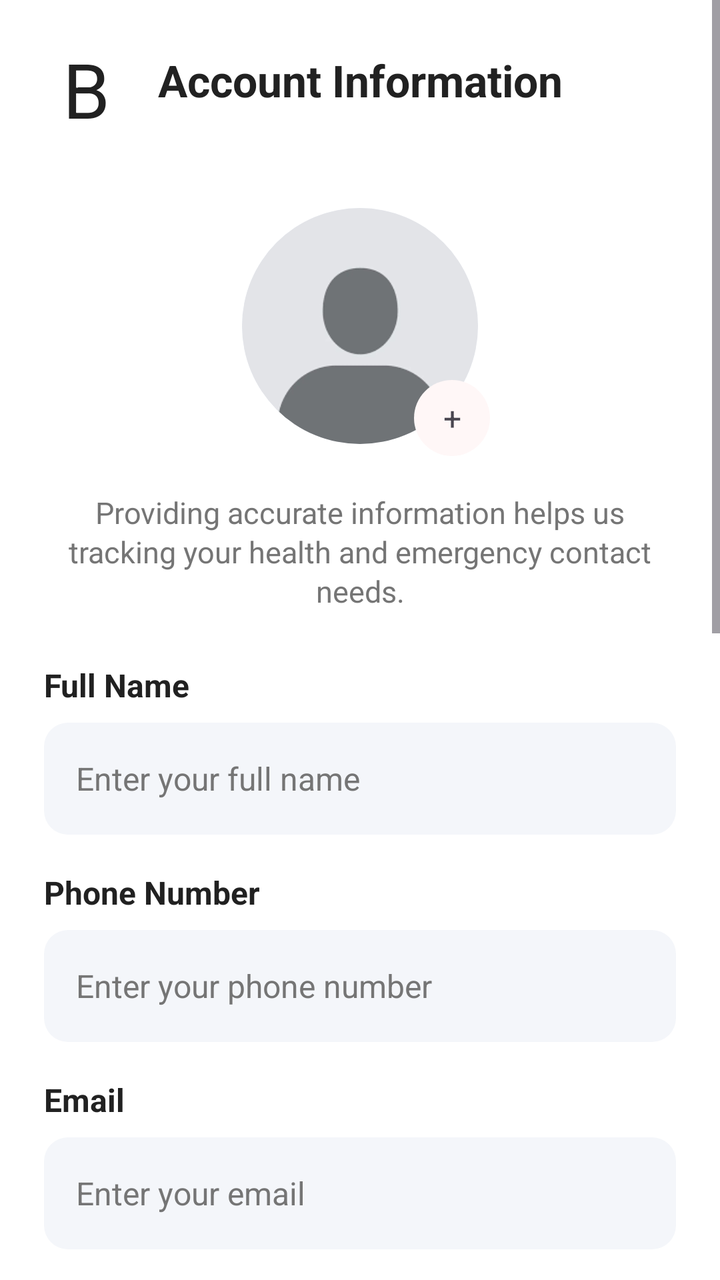
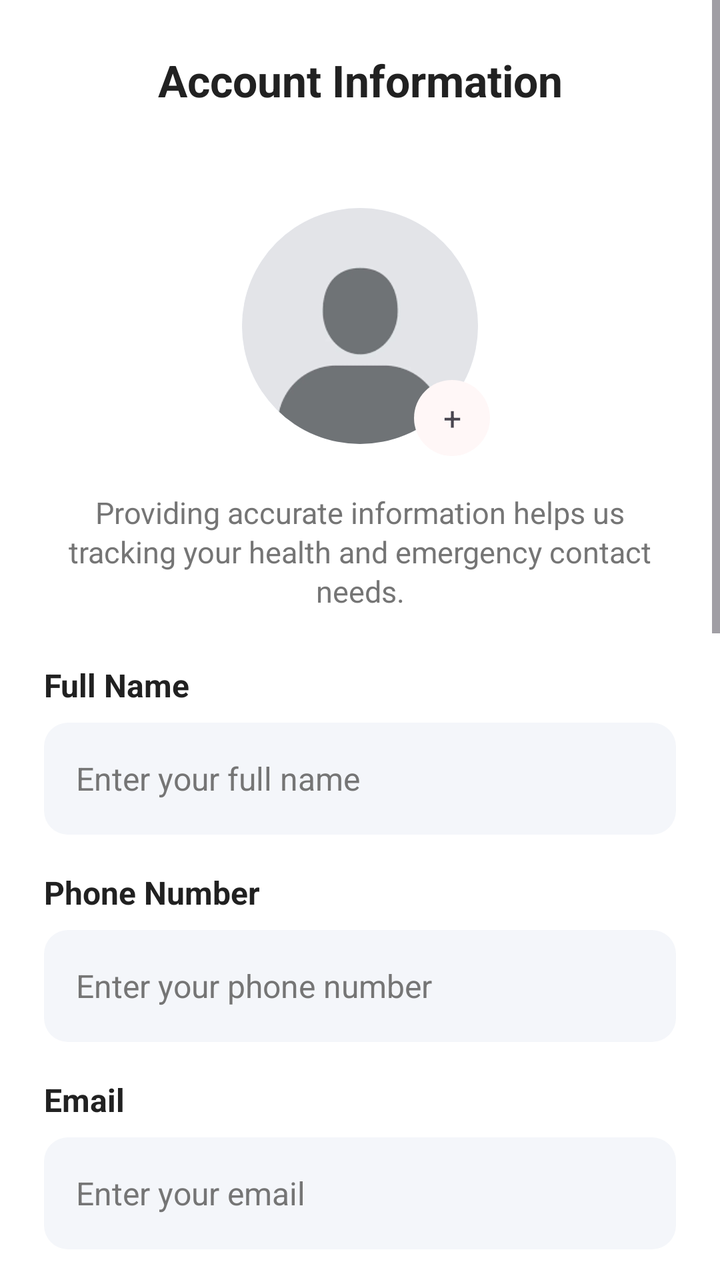

Two renders of the same Android screen: before a commit and after it. Below are the layout's source before the change and the commit's diff.
<!-- AndroidManifest.xml: application theme Theme.TravellingMobileApp -->
<!-- res/layout/fragment_profile.xml -->
<?xml version="1.0" encoding="utf-8"?>
<ScrollView xmlns:android="http://schemas.android.com/apk/res/android"
    xmlns:app="http://schemas.android.com/apk/res-auto"
    android:layout_width="match_parent"
    android:layout_height="match_parent"
    android:background="@color/surface"
    android:fillViewport="true">

    <LinearLayout
        android:layout_width="match_parent"
        android:layout_height="wrap_content"
        android:orientation="vertical"
        android:paddingStart="22dp"
        android:paddingEnd="22dp"
        android:paddingBottom="32dp">

        <LinearLayout
            android:id="@+id/headerProfile"
            android:layout_width="match_parent"
            android:layout_height="@dimen/header_height"
            android:background="@color/surface"
            android:gravity="center_vertical"
            android:orientation="horizontal">

            <TextView
                android:id="@+id/tvBackProfile"
                android:layout_width="42dp"
                android:layout_height="42dp"
                android:gravity="center"
                android:text="@string/back_arrow"
                android:textColor="@color/text_primary"
                android:textSize="38sp" />

            <TextView
                android:layout_width="0dp"
                android:layout_height="wrap_content"
                android:layout_weight="1"
                android:gravity="center"
                android:text="@string/account_information"
                android:textColor="@color/text_primary"
                android:textSize="22sp"
                android:textStyle="bold" />

            <Space
                android:layout_width="42dp"
                android:layout_height="42dp" />
        </LinearLayout>

        <FrameLayout
            android:layout_width="130dp"
            android:layout_height="130dp"
            android:layout_gravity="center_horizontal"
            android:layout_marginTop="18dp">

            <ImageView
                android:id="@+id/imgAvatarProfile"
                android:layout_width="118dp"
                android:layout_height="118dp"
                android:layout_gravity="center"
                android:background="@drawable/bg_avatar_circle"
                android:clipToOutline="true"
                android:scaleType="centerCrop"
                android:src="@drawable/ic_avatar" />

            <TextView
                android:id="@+id/tvCameraBadge"
                android:layout_width="38dp"
                android:layout_height="38dp"
                android:layout_gravity="bottom|end"
                android:background="@drawable/bg_circle_soft"
                android:gravity="center"
                android:text="@string/plus_sign"
                android:textSize="16sp" />
        </FrameLayout>

        <TextView
            android:layout_width="match_parent"
            android:layout_height="wrap_content"
            android:layout_marginTop="18dp"
            android:gravity="center"
            android:text="@string/profile_description"
            android:textColor="@color/profile_text_secondary"
            android:textSize="15sp"
            android:lineSpacingExtra="2dp" />

        <TextView
            android:layout_width="match_parent"
            android:layout_height="wrap_content"
            android:layout_marginTop="26dp"
            android:text="@string/full_name"
            android:textColor="@color/text_primary"
            android:textSize="16sp"
            android:textStyle="bold" />

        <EditText
            android:id="@+id/edtFullName"
            android:layout_width="match_parent"
            android:layout_height="56dp"
            android:layout_marginTop="8dp"
            android:background="@drawable/bg_profile_field_light"
            android:hint="@string/enter_full_name"
            android:inputType="textPersonName"
            android:paddingStart="16dp"
            android:paddingEnd="16dp"
            android:textColor="@color/text_primary"
            android:textColorHint="@color/profile_text_secondary"
            android:textSize="16sp" />

        <TextView
            android:layout_width="match_parent"
            android:layout_height="wrap_content"
            android:layout_marginTop="18dp"
            android:text="@string/phone_number"
            android:textColor="@color/text_primary"
            android:textSize="16sp"
            android:textStyle="bold" />

        <EditText
            android:id="@+id/edtPhoneNumber"
            android:layout_width="match_parent"
            android:layout_height="56dp"
            android:layout_marginTop="8dp"
            android:background="@drawable/bg_profile_field_light"
            android:hint="@string/enter_phone_number"
            android:inputType="phone"
            android:paddingStart="16dp"
            android:paddingEnd="16dp"
            android:textColor="@color/text_primary"
            android:textColorHint="@color/profile_text_secondary"
            android:textSize="16sp" />

        <TextView
            android:layout_width="match_parent"
            android:layout_height="wrap_content"
            android:layout_marginTop="18dp"
            android:text="@string/email"
            android:textColor="@color/text_primary"
            android:textSize="16sp"
            android:textStyle="bold" />

        <EditText
            android:id="@+id/edtEmail"
            android:layout_width="match_parent"
            android:layout_height="56dp"
            android:layout_marginTop="8dp"
            android:background="@drawable/bg_profile_field_light"
            android:hint="@string/enter_email"
            android:inputType="textEmailAddress"
            android:paddingStart="16dp"
            android:paddingEnd="16dp"
            android:textColor="@color/text_primary"
            android:textColorHint="@color/profile_text_secondary"
            android:textSize="16sp" />

        <TextView
            android:layout_width="match_parent"
            android:layout_height="wrap_content"
            android:layout_marginTop="18dp"
            android:text="@string/date_of_birth"
            android:textColor="@color/text_primary"
            android:textSize="16sp"
            android:textStyle="bold" />

        <TextView
            android:id="@+id/tvDateOfBirth"
            android:layout_width="match_parent"
            android:layout_height="56dp"
            android:layout_marginTop="8dp"
            android:background="@drawable/bg_profile_field_light"
            android:gravity="center_vertical"
            android:paddingStart="16dp"
            android:paddingEnd="16dp"
            android:text="@string/select_date_of_birth"
            android:textColor="@color/profile_text_secondary"
            android:textSize="16sp" />

        <TextView
            android:layout_width="match_parent"
            android:layout_height="wrap_content"
            android:layout_marginTop="18dp"
            android:text="@string/gender"
            android:textColor="@color/text_primary"
            android:textSize="16sp"
            android:textStyle="bold" />

        <RadioGroup
            android:id="@+id/radioGenderGroup"
            android:layout_width="match_parent"
            android:layout_height="wrap_content"
            android:layout_marginTop="10dp"
            android:orientation="horizontal">

            <RadioButton
                android:id="@+id/radioMale"
                android:layout_width="wrap_content"
                android:layout_height="wrap_content"
                android:text="@string/male"
                android:textColor="@color/text_primary" />

            <RadioButton
                android:id="@+id/radioFemale"
                android:layout_width="wrap_content"
                android:layout_height="wrap_content"
                android:layout_marginStart="20dp"
                android:text="@string/female"
                android:textColor="@color/text_primary" />

            <RadioButton
                android:id="@+id/radioOther"
                android:layout_width="wrap_content"
                android:layout_height="wrap_content"
                android:layout_marginStart="20dp"
                android:text="@string/other"
                android:textColor="@color/text_primary" />
        </RadioGroup>

        <TextView
            android:layout_width="match_parent"
            android:layout_height="wrap_content"
            android:layout_marginTop="22dp"
            android:text="@string/emergency_contact_name"
            android:textColor="@color/text_primary"
            android:textSize="16sp"
            android:textStyle="bold" />

        <EditText
            android:id="@+id/edtEmergencyName"
            android:layout_width="match_parent"
            android:layout_height="56dp"
            android:layout_marginTop="8dp"
            android:background="@drawable/bg_profile_field_light"
            android:hint="@string/enter_emergency_contact_name"
            android:inputType="textPersonName"
            android:paddingStart="16dp"
            android:paddingEnd="16dp"
            android:textColor="@color/text_primary"
            android:textColorHint="@color/profile_text_secondary"
            android:textSize="16sp" />

        <TextView
            android:layout_width="match_parent"
            android:layout_height="wrap_content"
            android:layout_marginTop="18dp"
            android:text="@string/emergency_contact_phone"
            android:textColor="@color/text_primary"
            android:textSize="16sp"
            android:textStyle="bold" />

        <EditText
            android:id="@+id/edtEmergencyPhone"
            android:layout_width="match_parent"
            android:layout_height="56dp"
            android:layout_marginTop="8dp"
            android:background="@drawable/bg_profile_field_light"
            android:hint="@string/enter_emergency_contact_phone"
            android:inputType="phone"
            android:paddingStart="16dp"
            android:paddingEnd="16dp"
            android:textColor="@color/text_primary"
            android:textColorHint="@color/profile_text_secondary"
            android:textSize="16sp" />

        <TextView
            android:id="@+id/tvLanguage"
            android:layout_width="match_parent"
            android:layout_height="56dp"
            android:layout_marginTop="28dp"
            android:background="@drawable/bg_profile_option_light"
            android:gravity="center_vertical"
            android:paddingStart="16dp"
            android:paddingEnd="16dp"
            android:text="@string/change_language"
            android:textColor="@color/text_primary"
            android:textSize="16sp"
            android:textStyle="bold" />

        <TextView
            android:id="@+id/tvLogout"
            android:layout_width="match_parent"
            android:layout_height="56dp"
            android:layout_marginTop="14dp"
            android:background="@drawable/bg_profile_option_light"
            android:gravity="center_vertical"
            android:paddingStart="16dp"
            android:paddingEnd="16dp"
            android:text="@string/log_out"
            android:textColor="@color/text_primary"
            android:textSize="16sp"
            android:textStyle="bold" />

        <TextView
            android:id="@+id/tvDeleteAccount"
            android:layout_width="match_parent"
            android:layout_height="56dp"
            android:layout_marginTop="14dp"
            android:background="@drawable/bg_profile_option_light"
            android:gravity="center_vertical"
            android:paddingStart="16dp"
            android:paddingEnd="16dp"
            android:text="@string/delete_account"
            android:textColor="@color/tertiary"
            android:textSize="16sp"
            android:textStyle="bold" />

    </LinearLayout>
</ScrollView>
<!-- resources referenced by this layout -->
<resources>
  <color name="profile_text_secondary">#757575</color>
  <color name="surface">#FFFFFF</color>
  <color name="tertiary">#E53935</color>
  <color name="text_primary">#212121</color>
  <dimen name="header_height">80dp</dimen>
  <!-- drawable bg_avatar_circle (drawable) -->
  <?xml version="1.0" encoding="utf-8"?>
  <shape xmlns:android="http://schemas.android.com/apk/res/android"
      android:shape="oval">
      <solid android:color="@color/secondary_light" />
  </shape>
  <!-- drawable bg_circle_soft (drawable) -->
  <?xml version="1.0" encoding="utf-8"?>
  <shape xmlns:android="http://schemas.android.com/apk/res/android"
      android:shape="oval">
      <solid android:color="#FFF7F7" />
  </shape>
  <!-- drawable bg_profile_field_light (drawable) -->
  <?xml version="1.0" encoding="utf-8"?>
  <shape xmlns:android="http://schemas.android.com/apk/res/android">
      <solid android:color="#F4F6FA" />
      <corners android:radius="12dp" />
  </shape>
  <!-- drawable bg_profile_option_light (drawable) -->
  <?xml version="1.0" encoding="utf-8"?>
  <shape xmlns:android="http://schemas.android.com/apk/res/android">
      <solid android:color="@color/surface" />
      <stroke
          android:width="1dp"
          android:color="@color/gray_200" />
      <corners android:radius="14dp" />
  </shape>
  <!-- drawable ic_avatar: png bitmap (drawable, 3652 bytes) -->
  <string name="account_information">Account Information</string>
  <string name="back_arrow">Back</string>
  <string name="change_language">Change Language</string>
  <string name="date_of_birth">Date of Birth</string>
  <string name="delete_account">Delete Account</string>
  <string name="email">Email</string>
  <string name="emergency_contact_name">Emergency Contact Name</string>
  <string name="emergency_contact_phone">Emergency Contact Phone Number</string>
  <string name="enter_email">Enter your email</string>
  <string name="enter_emergency_contact_name">Enter emergency contact name</string>
  <string name="enter_emergency_contact_phone">Enter emergency contact phone number</string>
  <string name="enter_full_name">Enter your full name</string>
  <string name="enter_phone_number">Enter your phone number</string>
  <string name="female">Female</string>
  <string name="full_name">Full Name</string>
  <string name="gender">Gender</string>
  <string name="log_out">Log Out</string>
  <string name="male">Male</string>
  <string name="other">Other</string>
  <string name="phone_number">Phone Number</string>
  <string name="plus_sign">+</string>
  <string name="profile_description">Providing accurate information helps us tracking your health and emergency contact needs.</string>
  <string name="select_date_of_birth">Select date of birth</string>
  <style name="Theme.TravellingMobileApp" parent="Base.Theme.TravellingMobileApp" />
  <color name="secondary_light">#EAF2FF</color>
  <color name="gray_200">#EEEEEE</color>
  <style name="Base.Theme.TravellingMobileApp" parent="Theme.Material3.DayNight.NoActionBar">
          
          
      </style>
</resources>

<!-- the commit's change to res/layout/fragment_profile.xml (unified diff, before → after) -->
@@ -22,14 +22,9 @@
             android:gravity="center_vertical"
             android:orientation="horizontal">
 
-            <TextView
-                android:id="@+id/tvBackProfile"
+            <Space
                 android:layout_width="42dp"
-                android:layout_height="42dp"
-                android:gravity="center"
-                android:text="@string/back_arrow"
-                android:textColor="@color/text_primary"
-                android:textSize="38sp" />
+                android:layout_height="42dp" />
 
             <TextView
                 android:layout_width="0dp"
<!-- resource entries referenced after the edit -->
@@ -34,7 +34,6 @@
   </shape>
   <!-- drawable ic_avatar: png bitmap (drawable, 3652 bytes) -->
   <string name="account_information">Account Information</string>
-  <string name="back_arrow">Back</string>
   <string name="change_language">Change Language</string>
   <string name="date_of_birth">Date of Birth</string>
   <string name="delete_account">Delete Account</string>
